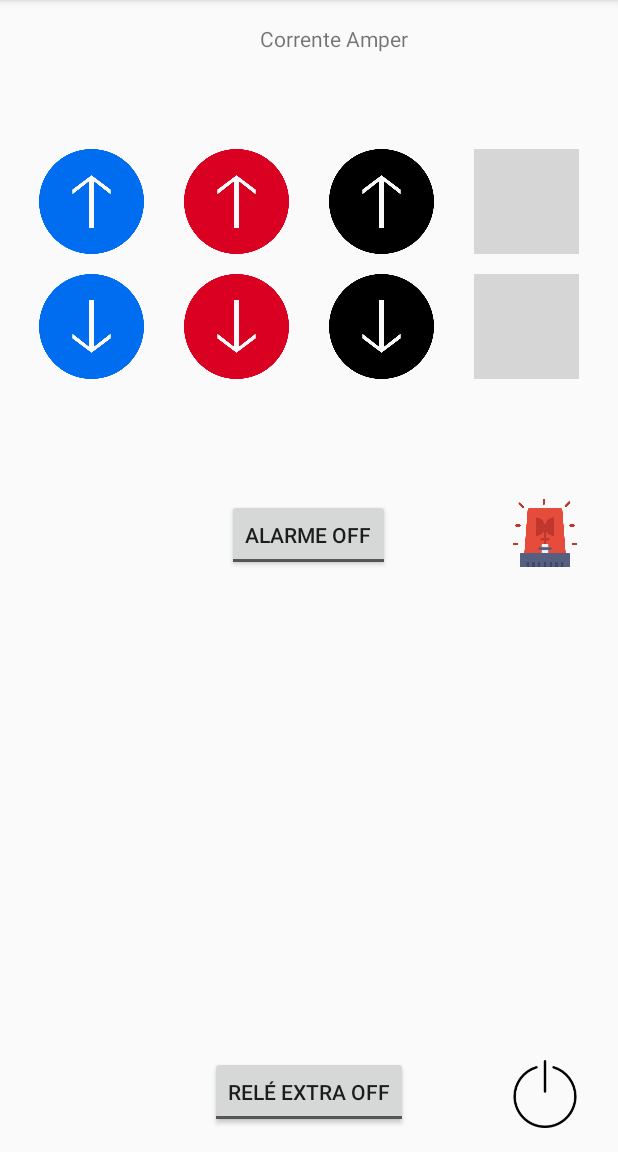
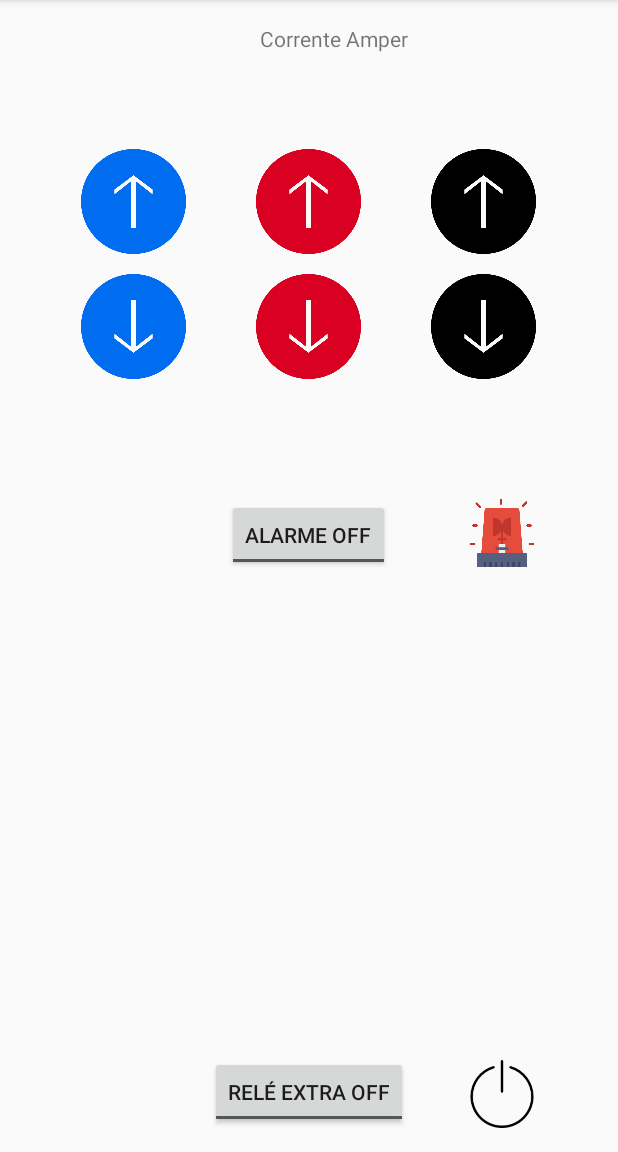
Before and after one commit to eueduardo3/ControlV2, an Android app: the screen it shows after launch (MainActivity), on a phone screen of 412 x 824 dp, the part 84-1236 px from its top. Run offline under Robolectric (Android 15) with nearby library versions, the light colour scheme and no system bars; libraries missing offline, so code that uses them is left out: org.eclipse.paho; 8 statements that could not run were skipped; grey boxes are pictures that could not be loaded.

Commit message:
VERSAO FINAL DO APLICATIVO TUDO FUNCIONANDO

```diff
--- a/app/src/main/res/layout/activity_main.xml
+++ b/app/src/main/res/layout/activity_main.xml
@@ -104,7 +104,7 @@
         </LinearLayout>
 
         <Space
-            android:layout_width="40px"
+            android:layout_width="70px"
             android:layout_height="20px" />
 
         <LinearLayout
@@ -153,7 +153,7 @@
         </LinearLayout>
 
         <Space
-            android:layout_width="40px"
+            android:layout_width="70px"
             android:layout_height="20px" />
 
         <LinearLayout
@@ -201,53 +201,12 @@
                 android:layout_gravity="center_horizontal" />
         </LinearLayout>
 
-        <Space
-            android:layout_width="40px"
-            android:layout_height="20px" />
-
         <LinearLayout
             android:orientation="vertical"
             android:layout_width="wrap_content"
             android:layout_height="wrap_content"
             android:baselineAligned="false" >
 
-            <ImageView
-                android:layout_width="20dp"
-                android:layout_height="20dp"
-                android:id="@+id/reedCimaDid"
-                android:layout_column="0"
-                android:layout_weight="0"
-                android:adjustViewBounds="false"
-                android:foregroundGravity="center_vertical|center_horizontal"
-                android:layout_gravity="center_horizontal" />
-
-            <ImageView
-                android:layout_width="70dp"
-                android:layout_height="70dp"
-                android:id="@+id/CimaDid"
-                android:background="@drawable/cimaroxo"
-                android:layout_gravity="center_vertical" />
-
-            <Space
-                android:layout_width="20px"
-                android:layout_height="20px" />
-
-            <ImageView
-                android:layout_width="70dp"
-                android:layout_height="70dp"
-                android:id="@+id/BaixoDid"
-                android:background="@drawable/baixoroxo"
-                android:layout_gravity="center_horizontal" />
-
-            <ImageView
-                android:layout_width="20dp"
-                android:layout_height="20dp"
-                android:id="@+id/reedBaixoDid"
-                android:layout_column="0"
-                android:layout_weight="0"
-                android:adjustViewBounds="false"
-                android:foregroundGravity="center_vertical|center_horizontal"
-                android:layout_gravity="center_horizontal" />
         </LinearLayout>
 
     </LinearLayout>
```
Also changed, not shown: app/src/main/java/control/studio/com/control/MainActivity.java (+139 -117 lines).
